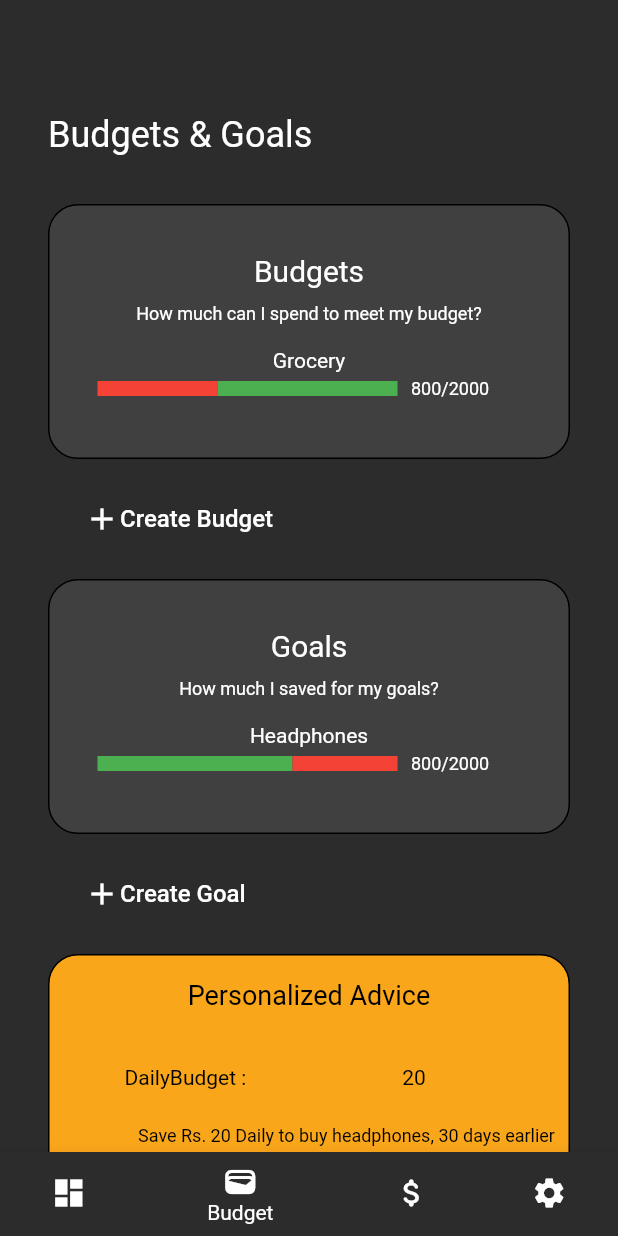
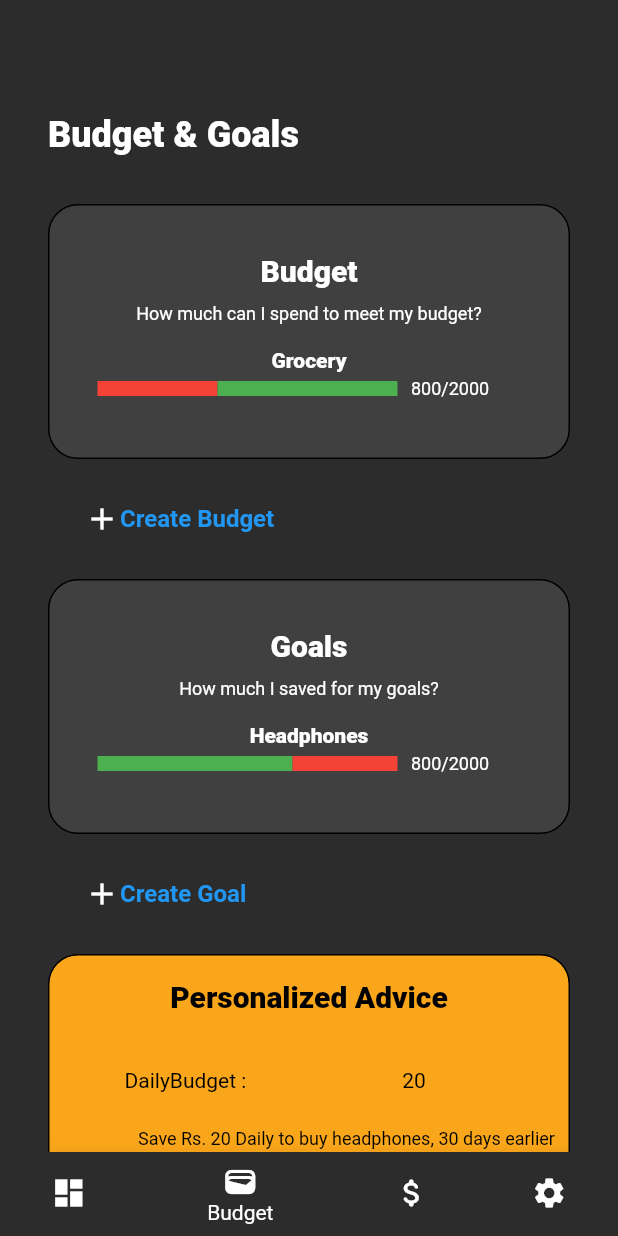
Before and after one commit to Aniket-kr1030/CWS-TexusHack, a Flutter app: the screen it shows after launch, item 2 of the bottom bar chosen, on a phone screen of 412 x 824 dp. Run offline on Flutter 3.47's test engine with Material 2 defaults, Android fonts, the light colour scheme and no system bars; our stand-ins replace dio, flutter_credit_card, hive, hive_flutter; missing offline and left inert: dart:ffi, mysql1; accounts and stored records are empty; generated files the repository leaves out were written again.

Commit message:
Hopefully this is the final once... cuz imma kill myself

```diff
--- a/finty/lib/constant/constants.dart
+++ b/finty/lib/constant/constants.dart
@@ -1,20 +1,18 @@
 class Constants {
   static const String username = "Aniket";
   static const String password = 'mypassword';
-  static const String email = 'aniket@gmail';
+  static const String email = 'aniket@gmail.com';
   static const String phone = "+91-7739552299";
 
-  static const int income = 400;
+  static int income = 400;
 
-  static const int expense = 300;
+  static int expense = 300;
 
-  static const int balance = 2000;
+  static int balance = 2000;
 
   static const int t1amt = 45;
   static const int t2amt = 50;
   static const String payment_method = "Card";
-
-  static const String categoryname = 'tuki';
 
   static const int budgetamount = 5500;
   static const int recurring_frequency = 4;
@@ -24,4 +22,10 @@ class Constants {
   static const int target_amount = 6000;
 
   static const int current_amount = 5000;
+  static String it1 = "Neflix";
+  static String it2 = "Amazon";
+  static String it3 = "Maa";
+  static int t1 = -600;
+  static int t2 = -400;
+  static int t3 = 3000;
 }
--- a/finty/lib/screens/home_screen.dart
+++ b/finty/lib/screens/home_screen.dart
@@ -21,6 +21,9 @@ class HomeScreen extends StatefulWidget {
 
 class HomeScreenState extends State<HomeScreen> {
   int _selectedIndex = 0;
+  Color textColor = (Constants.t1 < 0) ? Colors.red : Colors.green;
+  Color textColor1 = (Constants.t2 < 0) ? Colors.red : Colors.green;
+  Color textColor2 = (Constants.t3 < 0) ? Colors.red : Colors.green;
 
   void goProfile() {
     Navigator.of(context)
@@ -93,7 +96,10 @@ class HomeScreenState extends State<HomeScreen> {
             ]),
             const Text(
               "Dash Board",
-              style: TextStyle(fontSize: 18, color: Colors.white),
+              style: TextStyle(
+                  fontSize: 18,
+                  color: Colors.white,
+                  fontWeight: FontWeight.w900),
             ),
             SizedBox(
               height: 50,
@@ -152,7 +158,10 @@ class HomeScreenState extends State<HomeScreen> {
                         padding: EdgeInsets.only(top: 40, left: 40, right: 40),
                         child: Text(
                           "Balance: Rs.${Constants.balance}",
-                          style: TextStyle(color: Colors.white, fontSize: 18),
+                          style: TextStyle(
+                              color: Colors.white,
+                              fontSize: 18,
+                              fontWeight: FontWeight.w900),
                         ),
                       ),
                     )
@@ -231,8 +240,10 @@ class HomeScreenState extends State<HomeScreen> {
                                       width: 20,
                                     ),
                                     Text(
-                                      "Budget",
-                                      style: TextStyle(color: Colors.green),
+                                      "Transaction",
+                                      style: TextStyle(
+                                          color: Colors.green,
+                                          fontWeight: FontWeight.w900),
                                     ),
                                     Icon(
                                       Icons.add,
@@ -261,7 +272,10 @@ class HomeScreenState extends State<HomeScreen> {
                     padding: const EdgeInsets.all(16.0),
                     child: Text(
                       "Transactions",
-                      style: TextStyle(color: Colors.white, fontSize: 16),
+                      style: TextStyle(
+                          color: Colors.white,
+                          fontSize: 18,
+                          fontWeight: FontWeight.w900),
                     ),
                   ),
                   SizedBox(
@@ -271,10 +285,10 @@ class HomeScreenState extends State<HomeScreen> {
                     height: 40,
                     width: 400,
                     child: Padding(
-                      padding: const EdgeInsets.only(left: 50.0),
+                      padding: EdgeInsets.only(left: 50.0),
                       child: Text(
-                        "Netflix                                                         Rs.  -20",
-                        style: TextStyle(color: Colors.red, fontSize: 14),
+                        "${Constants.it1}                                                        Rs.  ${Constants.t1}",
+                        style: TextStyle(color: textColor, fontSize: 14),
                       ),
                     ),
                   ),
@@ -284,8 +298,8 @@ class HomeScreenState extends State<HomeScreen> {
                     child: Padding(
                       padding: const EdgeInsets.only(left: 50.0),
                       child: Text(
-                        "Amazon                                                      Rs.  -40",
-                        style: TextStyle(color: Colors.red, fontSize: 14),
+                        "${Constants.it2}                                                  Rs.  ${Constants.t2} ",
+                        style: TextStyle(color: textColor1, fontSize: 14),
                       ),
                     ),
                   ),
@@ -295,8 +309,8 @@ class HomeScreenState extends State<HomeScreen> {
                     child: Padding(
                       padding: const EdgeInsets.only(left: 50.0),
                       child: Text(
-                        "Maa                                                             Rs. +300",
-                        style: TextStyle(color: Colors.green, fontSize: 14),
+                        "${Constants.it3}                                                      Rs. ${Constants.t3}",
+                        style: TextStyle(color: textColor2, fontSize: 14),
                       ),
                     ),
                   ),
@@ -321,8 +335,11 @@ class HomeScreenState extends State<HomeScreen> {
                   padding:
                       EdgeInsets.only(top: 60, left: 16, right: 16, bottom: 16),
                   child: Text(
-                    "Budgets & Goals",
-                    style: TextStyle(color: Colors.white, fontSize: 24),
+                    "Budget & Goals",
+                    style: TextStyle(
+                        color: Colors.white,
+                        fontSize: 24,
+                        fontWeight: FontWeight.w900),
                   ),
                 ),
                 Padding(
@@ -339,8 +356,11 @@ class HomeScreenState extends State<HomeScreen> {
                       child: Column(
                         children: [
                           Text(
-                            "Budgets",
-                            style: TextStyle(color: Colors.white, fontSize: 20),
+                            "Budget",
+                            style: TextStyle(
+                                color: Colors.white,
+                                fontSize: 20,
+                                fontWeight: FontWeight.w900),
                           ),
                           SizedBox(
                             height: 10,
@@ -357,7 +377,9 @@ class HomeScreenState extends State<HomeScreen> {
                                   padding: const EdgeInsets.only(top: 16.0),
                                   child: Text(
                                     "Grocery",
-                                    style: TextStyle(color: Colors.white),
+                                    style: TextStyle(
+                                        color: Colors.white,
+                                        fontWeight: FontWeight.w900),
                                   ),
                                 ),
                                 SizedBox(
@@ -403,7 +425,10 @@ class HomeScreenState extends State<HomeScreen> {
                         ),
                         Text(
                           "Create Budget",
-                          style: TextStyle(color: Colors.white, fontSize: 16),
+                          style: TextStyle(
+                              color: Colors.blue,
+                              fontSize: 16,
+                              fontWeight: FontWeight.w700),
                         )
                       ],
                     ),
@@ -424,14 +449,20 @@ class HomeScreenState extends State<HomeScreen> {
                         children: [
                           Text(
                             "Goals",
-                            style: TextStyle(color: Colors.white, fontSize: 20),
+                            style: TextStyle(
+                                color: Colors.white,
+                                fontSize: 20,
+                                fontWeight: FontWeight.w900),
                           ),
                           SizedBox(
                             height: 10,
                           ),
                           Text(
                             "How much I saved for my goals?",
-                            style: TextStyle(color: Colors.white, fontSize: 12),
+                            style: TextStyle(
+                              color: Colors.white,
+                              fontSize: 12,
+                            ),
                           ),
                           SizedBox(
                             height: 50,
@@ -441,7 +472,9 @@ class HomeScreenState extends State<HomeScreen> {
                                   padding: const EdgeInsets.only(top: 16.0),
                                   child: Text(
                                     "Headphones",
-                                    style: TextStyle(color: Colors.white),
+                                    style: TextStyle(
+                                        color: Colors.white,
+                                        fontWeight: FontWeight.w900),
                                   ),
                                 ),
                                 SizedBox(
@@ -487,7 +520,10 @@ class HomeScreenState extends State<HomeScreen> {
                         ),
                         Text(
                           "Create Goal",
-                          style: TextStyle(color: Colors.white, fontSize: 16),
+                          style: TextStyle(
+                              color: Colors.blue,
+                              fontSize: 16,
+                              fontWeight: FontWeight.w700),
                         )
                       ],
                     ),
@@ -508,8 +544,10 @@ class HomeScreenState extends State<HomeScreen> {
                             padding: const EdgeInsets.all(16.0),
                             child: Text(
                               "Personalized Advice",
-                              style:
-                                  TextStyle(color: Colors.black, fontSize: 18),
+                              style: TextStyle(
+                                  color: Colors.black,
+                                  fontSize: 20,
+                                  fontWeight: FontWeight.w900),
                             ),
                           ),
                           SizedBox(
@@ -559,7 +597,10 @@ class HomeScreenState extends State<HomeScreen> {
             padding: EdgeInsets.only(top: 60, left: 16, right: 16, bottom: 16),
             child: Text(
               "Your accounts",
-              style: TextStyle(color: Colors.white, fontSize: 18),
+              style: TextStyle(
+                  color: Colors.white,
+                  fontSize: 20,
+                  fontWeight: FontWeight.w900),
             ),
           ),
           Expanded(
@@ -573,7 +614,8 @@ class HomeScreenState extends State<HomeScreen> {
                     child: Center(
                       child: Text(
                         "You don't have any accounts linked to Finty yet",
-                        style: TextStyle(color: Colors.white),
+                        style:
+                            TextStyle(color: Color.fromARGB(255, 222, 77, 77)),
                       ),
                     )),
                 Padding(
@@ -591,11 +633,14 @@ class HomeScreenState extends State<HomeScreen> {
                           padding: const EdgeInsets.only(top: 24.0),
                           child: Text(
                             "Add  Bank Account",
-                            style: TextStyle(color: Colors.white, fontSize: 18),
+                            style: TextStyle(
+                                color: Colors.white,
+                                fontSize: 18,
+                                fontWeight: FontWeight.w900),
                           ),
                         ),
                         Padding(
-                          padding: const EdgeInsets.only(top: 20),
+                          padding: const EdgeInsets.only(top: 32),
                           child: Text(
                             "Connect your Bank Account.\nSync all your transactions to Wallet\nautomatically",
                             style: TextStyle(color: Colors.white),
@@ -620,11 +665,14 @@ class HomeScreenState extends State<HomeScreen> {
                           padding: const EdgeInsets.only(top: 24.0),
                           child: Text(
                             "Manual Input",
-                            style: TextStyle(color: Colors.white, fontSize: 18),
+                            style: TextStyle(
+                                color: Colors.white,
+                                fontSize: 18,
+                                fontWeight: FontWeight.w900),
                           ),
                         ),
                         Padding(
-                          padding: const EdgeInsets.only(top: 20),
+                          padding: const EdgeInsets.only(top: 32),
                           child: Text(
                             "Update your account manually.\nYou can connect the bank later,\n if you wish.",
                             style: TextStyle(color: Colors.white),
@@ -647,7 +695,8 @@ class HomeScreenState extends State<HomeScreen> {
           padding: EdgeInsets.only(top: 60, left: 16, right: 16, bottom: 16),
           child: Text(
             "Settings",
-            style: TextStyle(color: Colors.white, fontSize: 18),
+            style: TextStyle(
+                color: Colors.white, fontSize: 24, fontWeight: FontWeight.w900),
           ),
         ),
         Center(
@@ -686,7 +735,8 @@ class HomeScreenState extends State<HomeScreen> {
                       SizedBox(
                         width: 180,
                         child: Padding(
-                          padding: EdgeInsets.only(left: 45, bottom: 10),
+                          padding:
+                              EdgeInsets.only(left: 45, bottom: 10, top: 16),
                           child: Text(
                             "Push Notifications",
                             style: TextStyle(color: Colors.white, fontSize: 16),
@@ -810,28 +860,6 @@ class HomeScreenState extends State<HomeScreen> {
               Padding(
                 padding: const EdgeInsets.only(
                     left: 60, right: 40, top: 20, bottom: 20),
-                child: Center(
-                  child: Row(
-                    children: const [
-                      Icon(
-                        Icons.info_outline_rounded,
-                        color: Colors.white,
-                        size: 24,
-                      ),
-                      Padding(
-                        padding: EdgeInsets.only(left: 45),
-                        child: Text(
-                          "About Finty",
-                          style: TextStyle(color: Colors.white, fontSize: 16),
-                        ),
-                      ),
-                    ],
-                  ),
-                ),
-              ),
-              Padding(
-                padding: const EdgeInsets.only(
-                    left: 60, right: 40, top: 20, bottom: 20),
                 child: TextButton(
                   onPressed: goLogin,
                   child: Center(
@@ -846,7 +874,10 @@ class HomeScreenState extends State<HomeScreen> {
                           padding: EdgeInsets.only(left: 45),
                           child: Text(
                             "Sign Out",
-                            style: TextStyle(color: Colors.red, fontSize: 16),
+                            style: TextStyle(
+                                color: Colors.red,
+                                fontSize: 16,
+                                fontWeight: FontWeight.w900),
                           ),
                         ),
                       ],
```
Also changed, not shown: finty/lib/screens/budget_form.dart (+36 -29 lines), finty/lib/screens/credit_card_screen.dart (+4 -49 lines), finty/lib/screens/expense_form.dart (+8 -5 lines).
